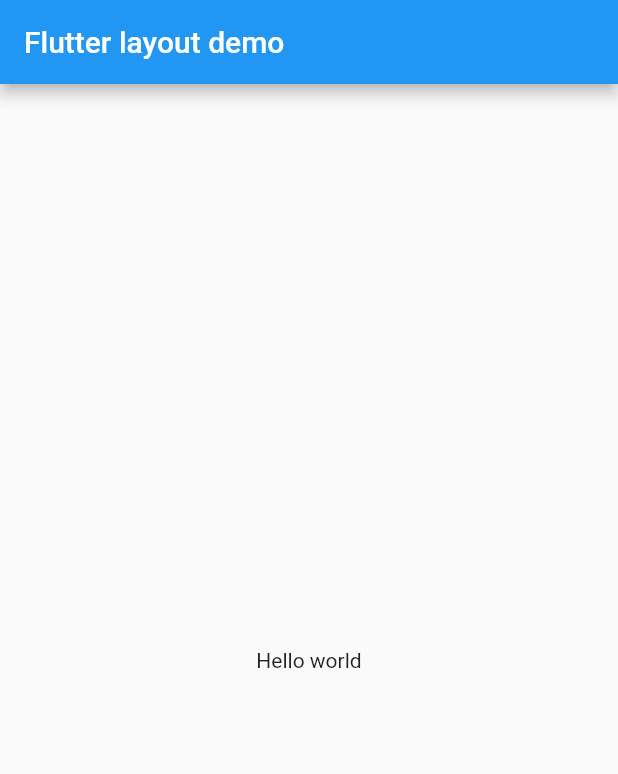
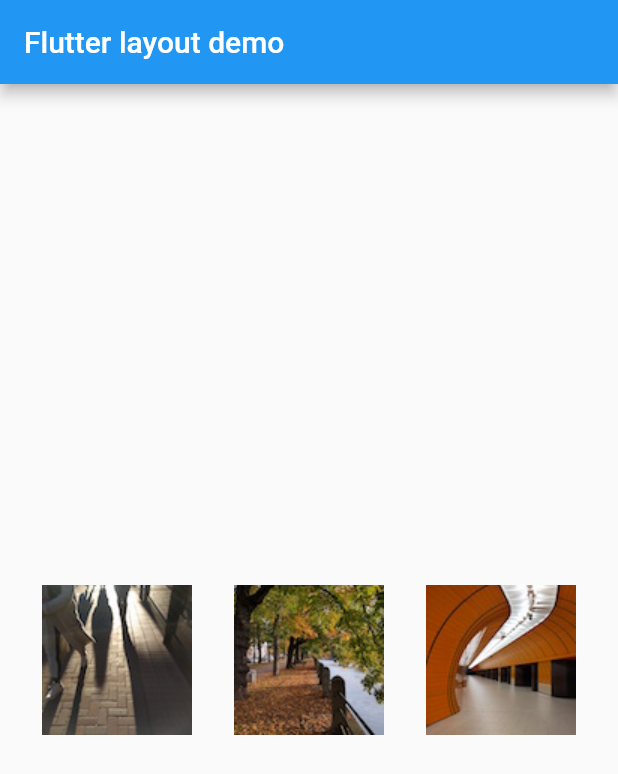
Before and after one commit to jchr86/flutter-dev, a Flutter app: the screen it shows after launch, on a phone screen of 412 x 824 dp. Shown: the top 774 px of the screen. Run offline on Flutter 3.47's test engine with Material 2 defaults, Android fonts, the phone set to English and light mode, and no system bars.

Commit message:
Layout row column.

```diff
--- a/lib/main.dart
+++ b/lib/main.dart
@@ -12,9 +12,29 @@ class MyApp extends StatelessWidget {
           title: Text('Flutter layout demo'),
         ),
         body: Center(
-          child: Text('Hello world'),
+          child: buildRow(),
         ),
       ),
     );
   }
+
+  Widget buildRow() =>
+      Row(
+        mainAxisAlignment: MainAxisAlignment.spaceEvenly,
+        children: <Widget>[
+          Image.asset('images/pic1.jpg'),
+          Image.asset('images/pic2.jpg'),
+          Image.asset('images/pic3.jpg'),
+        ],
+      );
+
+  Widget buildColumn() =>
+      Column(
+        mainAxisAlignment: MainAxisAlignment.spaceEvenly,
+        children: <Widget>[
+          Image.asset('images/pic1.jpg'),
+          Image.asset('images/pic2.jpg'),
+          Image.asset('images/pic3.jpg'),
+        ],
+      );
 }
```
Also changed, not shown: pubspec.yaml (+4 -3 lines), images/pic1.jpg (added), images/pic2.jpg (added), images/pic3.jpg (added).
